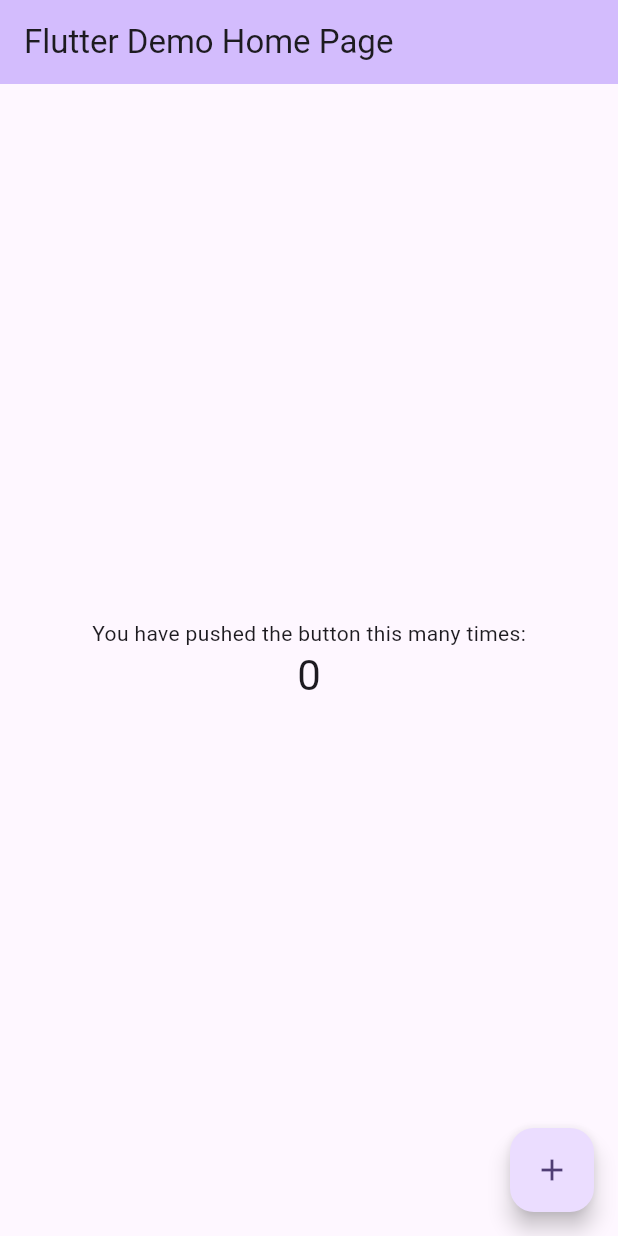
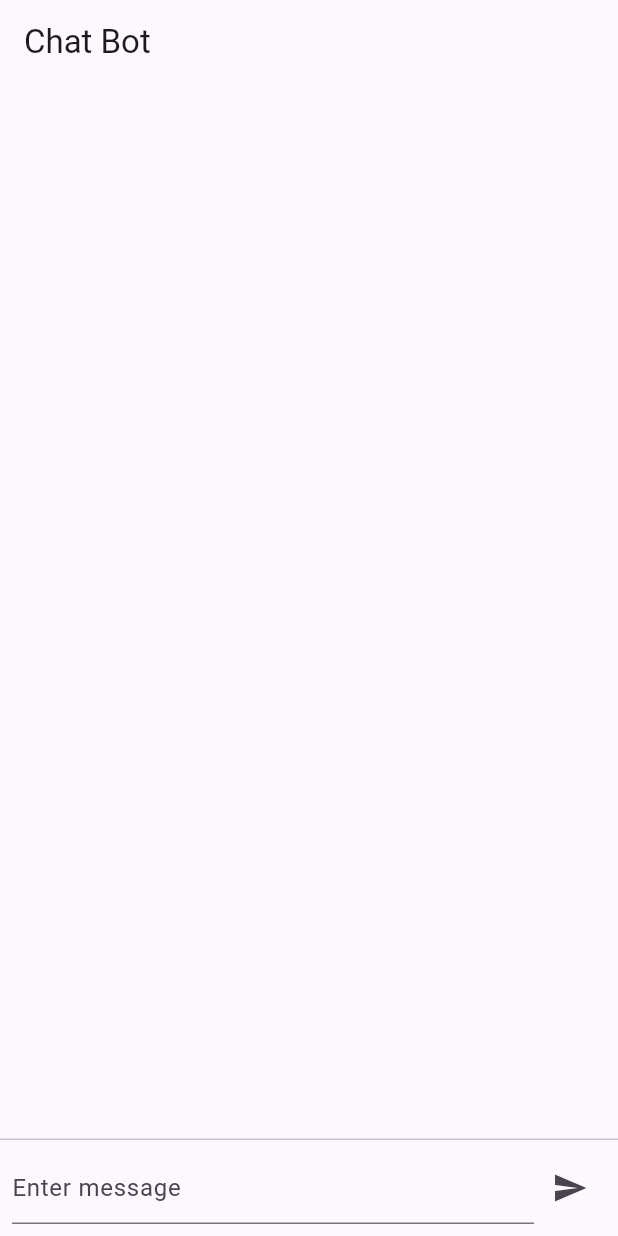
Before and after one commit to uncroos/srh_chat, a Flutter app: the screen it shows after launch, on a phone screen of 412 x 824 dp. Run offline on Flutter 3.47's test engine with Material 3 defaults, Android fonts, the light colour scheme and no system bars.

Commit message:
ui 기본 작성

```diff
--- a/app/lib/main.dart
+++ b/app/lib/main.dart
@@ -1,125 +1,141 @@
 import 'package:flutter/material.dart';
 
 void main() {
-  runApp(const MyApp());
+  runApp(ChatBotApp());
 }
 
-class MyApp extends StatelessWidget {
-  const MyApp({super.key});
+class ChatBotApp extends StatelessWidget {
+  const ChatBotApp({super.key});
 
-  // This widget is the root of your application.
   @override
   Widget build(BuildContext context) {
     return MaterialApp(
-      title: 'Flutter Demo',
+      title: 'Chat Bot',
       theme: ThemeData(
-        // This is the theme of your application.
-        //
-        // TRY THIS: Try running your application with "flutter run". You'll see
-        // the application has a purple toolbar. Then, without quitting the app,
-        // try changing the seedColor in the colorScheme below to Colors.green
-        // and then invoke "hot reload" (save your changes or press the "hot
-        // reload" button in a Flutter-supported IDE, or press "r" if you used
-        // the command line to start the app).
-        //
-        // Notice that the counter didn't reset back to zero; the application
-        // state is not lost during the reload. To reset the state, use hot
-        // restart instead.
-        //
-        // This works for code too, not just values: Most code changes can be
-        // tested with just a hot reload.
-        colorScheme: ColorScheme.fromSeed(seedColor: Colors.deepPurple),
-        useMaterial3: true,
+        primarySwatch: Colors.blue,
       ),
-      home: const MyHomePage(title: 'Flutter Demo Home Page'),
+      home: ChatScreen(),
     );
   }
 }
 
-class MyHomePage extends StatefulWidget {
-  const MyHomePage({super.key, required this.title});
-
-  // This widget is the home page of your application. It is stateful, meaning
-  // that it has a State object (defined below) that contains fields that affect
-  // how it looks.
-
-  // This class is the configuration for the state. It holds the values (in this
-  // case the title) provided by the parent (in this case the App widget) and
-  // used by the build method of the State. Fields in a Widget subclass are
-  // always marked "final".
-
-  final String title;
-
+class ChatScreen extends StatefulWidget {
   @override
-  State<MyHomePage> createState() => _MyHomePageState();
+  _ChatScreenState createState() => _ChatScreenState();
 }
 
-class _MyHomePageState extends State<MyHomePage> {
-  int _counter = 0;
+class _ChatScreenState extends State<ChatScreen> {
+  final List<ChatMessage> _messages = [];
+  final TextEditingController _controller = TextEditingController();
 
-  void _incrementCounter() {
+  void _handleSubmitted(String text) {
+    _controller.clear();
+    ChatMessage message = ChatMessage(
+      text: text,
+      sender: "User",
+    );
     setState(() {
-      // This call to setState tells the Flutter framework that something has
-      // changed in this State, which causes it to rerun the build method below
-      // so that the display can reflect the updated values. If we changed
-      // _counter without calling setState(), then the build method would not be
-      // called again, and so nothing would appear to happen.
-      _counter++;
+      _messages.insert(0, message);
+    });
+    _simulateBotResponse(text);
+  }
+
+  void _simulateBotResponse(String userText) {
+    ChatMessage botMessage = ChatMessage(
+      text: "This is a simulated response to: $userText",
+      sender: "Bot",
+    );
+    setState(() {
+      _messages.insert(0, botMessage);
     });
   }
 
   @override
   Widget build(BuildContext context) {
-    // This method is rerun every time setState is called, for instance as done
-    // by the _incrementCounter method above.
-    //
-    // The Flutter framework has been optimized to make rerunning build methods
-    // fast, so that you can just rebuild anything that needs updating rather
-    // than having to individually change instances of widgets.
     return Scaffold(
       appBar: AppBar(
-        // TRY THIS: Try changing the color here to a specific color (to
-        // Colors.amber, perhaps?) and trigger a hot reload to see the AppBar
-        // change color while the other colors stay the same.
-        backgroundColor: Theme.of(context).colorScheme.inversePrimary,
-        // Here we take the value from the MyHomePage object that was created by
-        // the App.build method, and use it to set our appbar title.
-        title: Text(widget.title),
+        title: Text('Chat Bot'),
       ),
-      body: Center(
-        // Center is a layout widget. It takes a single child and positions it
-        // in the middle of the parent.
-        child: Column(
-          // Column is also a layout widget. It takes a list of children and
-          // arranges them vertically. By default, it sizes itself to fit its
-          // children horizontally, and tries to be as tall as its parent.
-          //
-          // Column has various properties to control how it sizes itself and
-          // how it positions its children. Here we use mainAxisAlignment to
-          // center the children vertically; the main axis here is the vertical
-          // axis because Columns are vertical (the cross axis would be
-          // horizontal).
-          //
-          // TRY THIS: Invoke "debug painting" (choose the "Toggle Debug Paint"
-          // action in the IDE, or press "p" in the console), to see the
-          // wireframe for each widget.
-          mainAxisAlignment: MainAxisAlignment.center,
-          children: <Widget>[
-            const Text(
-              'You have pushed the button this many times:',
+      body: Column(
+        children: [
+          Expanded(
+            child: ListView.builder(
+              reverse: true,
+              itemCount: _messages.length,
+              itemBuilder: (context, index) {
+                return _messages[index];
+              },
             ),
-            Text(
-              '$_counter',
-              style: Theme.of(context).textTheme.headlineMedium,
+          ),
+          Divider(height: 1.0),
+          Container(
+            padding: EdgeInsets.all(8.0),
+            child: Row(
+              children: [
+                Expanded(
+                  child: TextField(
+                    controller: _controller,
+                    onSubmitted: _handleSubmitted,
+                    decoration: InputDecoration(
+                      hintText: 'Enter message',
+                    ),
+                  ),
+                ),
+                IconButton(
+                  icon: Icon(Icons.send),
+                  onPressed: () => _handleSubmitted(_controller.text),
+                ),
+              ],
             ),
-          ],
-        ),
+          ),
+        ],
       ),
-      floatingActionButton: FloatingActionButton(
-        onPressed: _incrementCounter,
-        tooltip: 'Increment',
-        child: const Icon(Icons.add),
-      ), // This trailing comma makes auto-formatting nicer for build methods.
     );
   }
 }
+
+class ChatMessage extends StatelessWidget {
+  final String text;
+  final String sender;
+
+  ChatMessage({required this.text, required this.sender});
+
+  @override
+  Widget build(BuildContext context) {
+    bool isUser = sender == "User";
+    return Container(
+      margin: const EdgeInsets.symmetric(vertical: 10.0),
+      child: Row(
+        mainAxisAlignment:
+            isUser ? MainAxisAlignment.end : MainAxisAlignment.start,
+        children: [
+          if (!isUser)
+            CircleAvatar(
+              child: Text('B'),
+            ),
+          if (!isUser) SizedBox(width: 10.0),
+          Flexible(
+            child: Container(
+              padding: EdgeInsets.all(10.0),
+              decoration: BoxDecoration(
+                color: isUser ? Colors.blue : Colors.grey[200],
+                borderRadius: BorderRadius.circular(15.0),
+              ),
+              child: Text(
+                text,
+                style: TextStyle(
+                  color: isUser ? Colors.white : Colors.black,
+                ),
+              ),
+            ),
+          ),
+          if (isUser) SizedBox(width: 10.0),
+          if (isUser)
+            CircleAvatar(
+              child: Text('U'),
+            ),
+        ],
+      ),
+    );
+  }
+}
```
Also changed, not shown: 1 other file.
